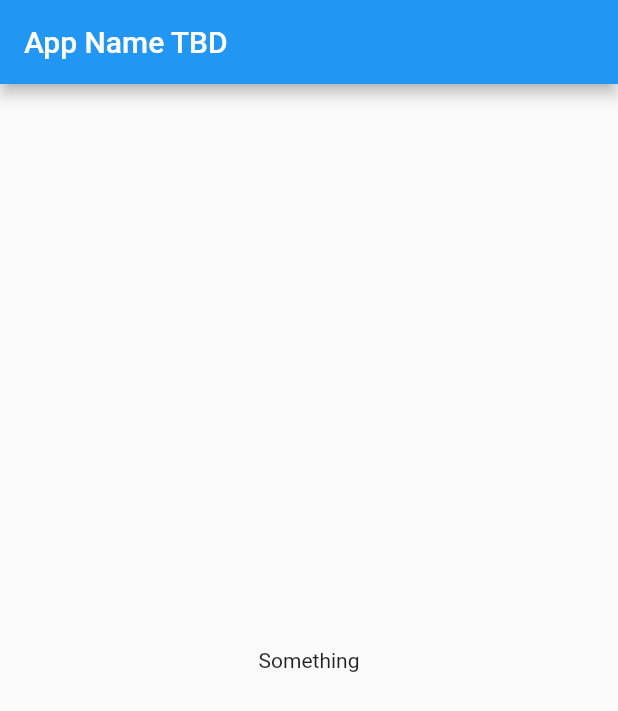
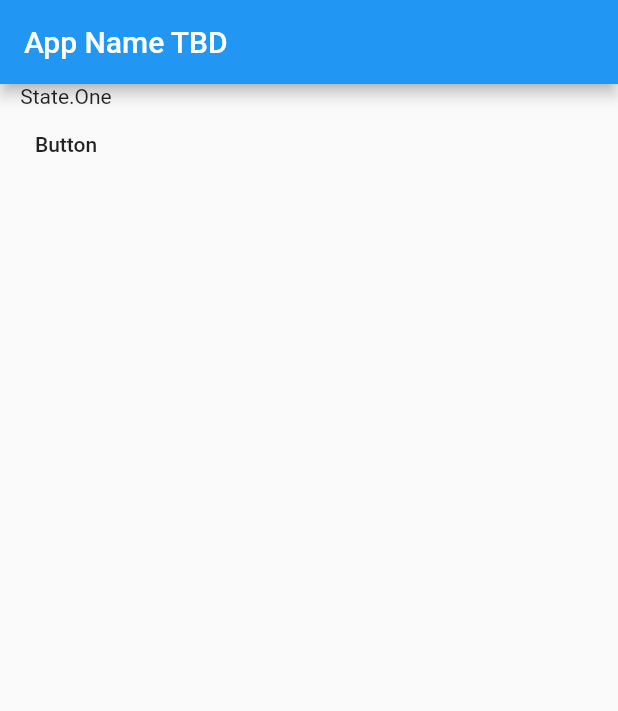
Before and after one commit to louis993546/flutter-create-submission, a Flutter app: the screen it shows after launch, on a phone screen of 412 x 824 dp. Shown: the top 711 px of the screen. Run offline on Flutter 3.47's test engine with Material 2 defaults, Android fonts, the phone set to English and light mode, and no system bars; our stand-ins replace flutter_redux, redux.

```diff
--- a/lib/main.dart
+++ b/lib/main.dart
@@ -1,36 +1,52 @@
 import 'package:flutter/material.dart';
+import 'package:flutter_redux/flutter_redux.dart';
 import 'package:redux/redux.dart';
 
-State appReducer(State state, dynamic action) {
-  switch (state) {
-    case State.One:
-      return State.Two;
-    case State.Two:
-      return State.One;
-  }
-}
+enum Action { clickAddRecord }
 
 enum State { One, Two }
 
-void main() => runApp(MyApp());
+State appReducer(State state, dynamic action) {
+  if (action == Action.clickAddRecord) {
+    return State.Two;
+  }
+
+  return state;
+}
+
+void main() {
+  final store = new Store<State>(appReducer, initialState: State.One);
+
+  runApp(MyApp(store));
+}
 
 class MyApp extends StatelessWidget {
-  final store = Store<State>(appReducer, initialState: State.One);
+  final Store<State> store;
+
+  MyApp(this.store);
 
   @override
-  Widget build(BuildContext context) {
-    return MaterialApp(
+  Widget build(BuildContext context) => StoreProvider<State>(
+        store: store,
+        child: MaterialApp(
           title: 'TBD',
           home: Scaffold(
             appBar: AppBar(
               title: Text('App Name TBD'),
             ),
-        body: Center(
-          child: Text('Something'),
+            body: Column(
+              children: [
+                StoreConnector<State, State>(
+                    builder: (context, state) => Text(state.toString()),
+                    converter: (something) => something.state),
+                FlatButton(
+                    onPressed: () => store.dispatch(Action.clickAddRecord),
+                    child: Text('Button'))
+              ],
+            ),
           ),
         ),
       );
-  }
 }
 
 class RecordTile extends StatelessWidget {
@@ -84,8 +100,6 @@ class RecordTile extends StatelessWidget {
   }
 }
 
-enum Action { clickAddRecord }
-
 class Record {
   DateTime startDateTime;
   double distanceMeters; //TODO this is just an average
```
Also changed, not shown: 1 other file. Lines whose indentation alone changed are shown as unchanged.
